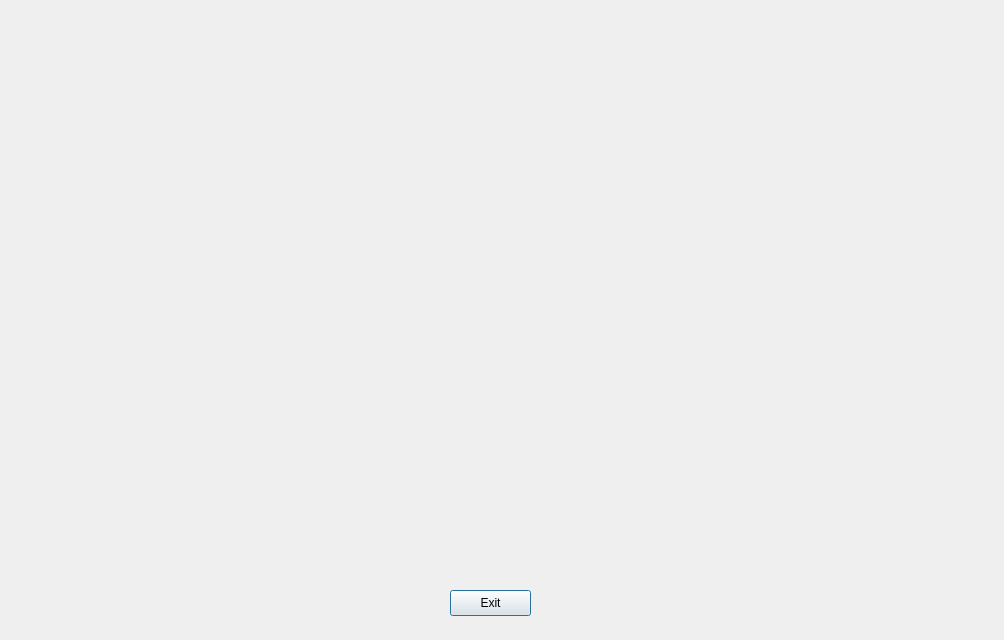
Qt form electricprice.ui (Simlebo/Project_3BM) before a commit.
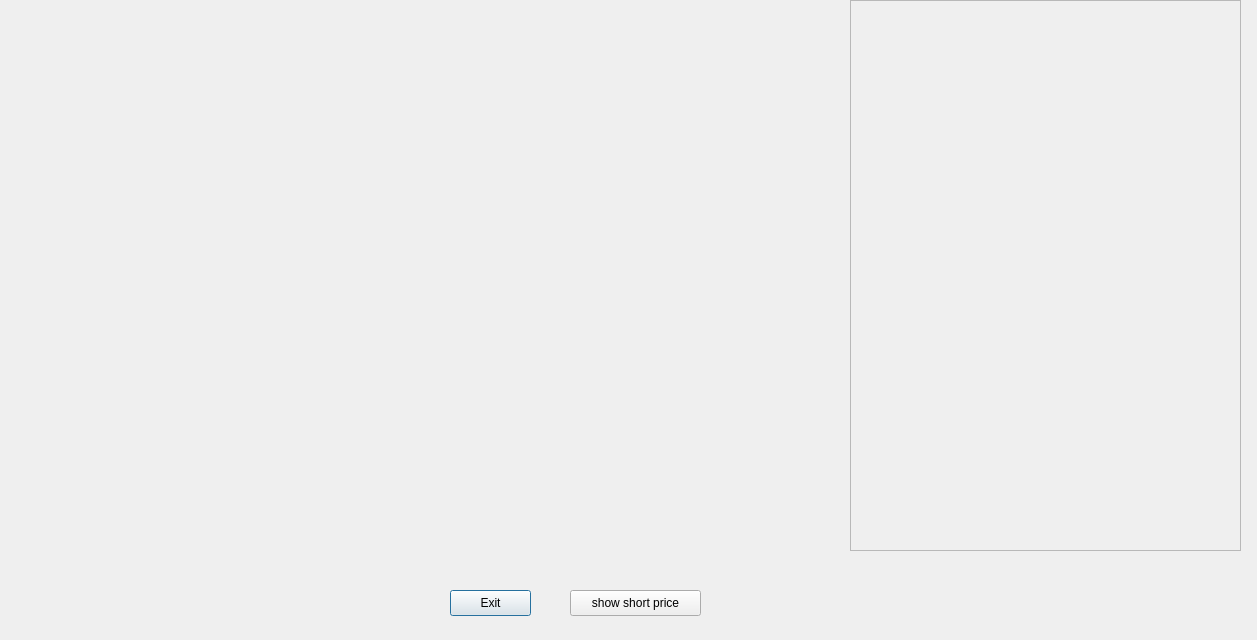
The same form after that commit.

Commit message: AJOUT du bouton

Diff of the .ui file:
```diff
--- a/electricprice.ui
+++ b/electricprice.ui
@@ -6,7 +6,7 @@
    <rect>
     <x>0</x>
     <y>0</y>
-    <width>1004</width>
+    <width>1257</width>
     <height>640</height>
    </rect>
   </property>
@@ -31,11 +31,47 @@
     <rect>
      <x>-1</x>
      <y>-1</y>
-     <width>1001</width>
-     <height>571</height>
+     <width>831</width>
+     <height>551</height>
     </rect>
    </property>
   </widget>
+  <widget class="QPushButton" name="pushButton_2">
+   <property name="geometry">
+    <rect>
+     <x>570</x>
+     <y>590</y>
+     <width>131</width>
+     <height>26</height>
+    </rect>
+   </property>
+   <property name="text">
+    <string>show short price</string>
+   </property>
+  </widget>
+  <widget class="QScrollArea" name="scrollArea">
+   <property name="geometry">
+    <rect>
+     <x>850</x>
+     <y>0</y>
+     <width>391</width>
+     <height>551</height>
+    </rect>
+   </property>
+   <property name="widgetResizable">
+    <bool>true</bool>
+   </property>
+   <widget class="QWidget" name="scrollAreaWidgetContents">
+    <property name="geometry">
+     <rect>
+      <x>0</x>
+      <y>0</y>
+      <width>387</width>
+      <height>547</height>
+     </rect>
+    </property>
+   </widget>
+  </widget>
  </widget>
  <resources/>
  <connections/>
```
The commit also changes 3 other files.
